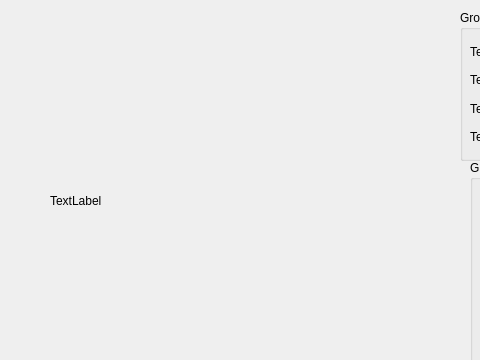
imbdus/LEDPLate, file qt/LEDPlate/form_layout.ui: the form before one commit; both pictures show x 0 to 480 and y 0 to 360 of the 663 by 462 pixel window.
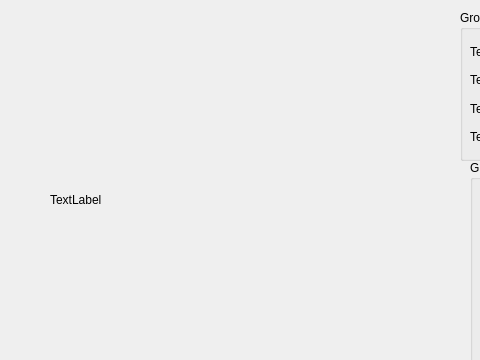
The form after the commit.

What changed in the file:
```diff
--- a/qt/LEDPlate/form_layout.ui
+++ b/qt/LEDPlate/form_layout.ui
@@ -25,7 +25,7 @@
      <x>50</x>
      <y>30</y>
      <width>401</width>
-     <height>341</height>
+     <height>340</height>
     </rect>
    </property>
    <property name="sizePolicy">
```
